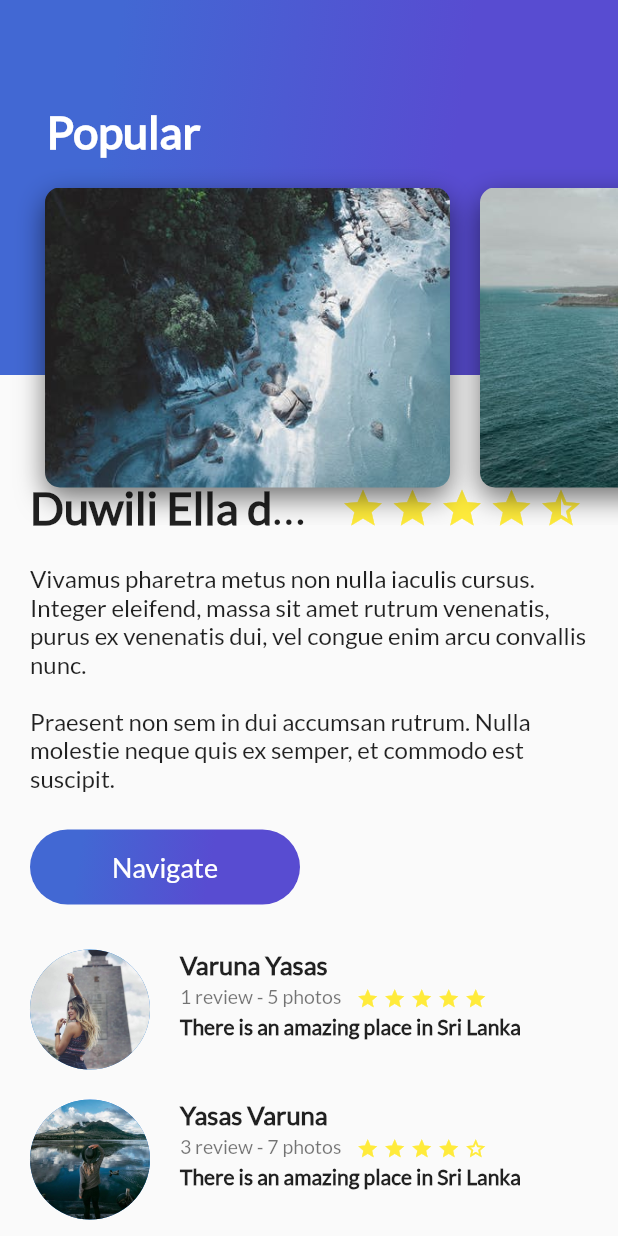
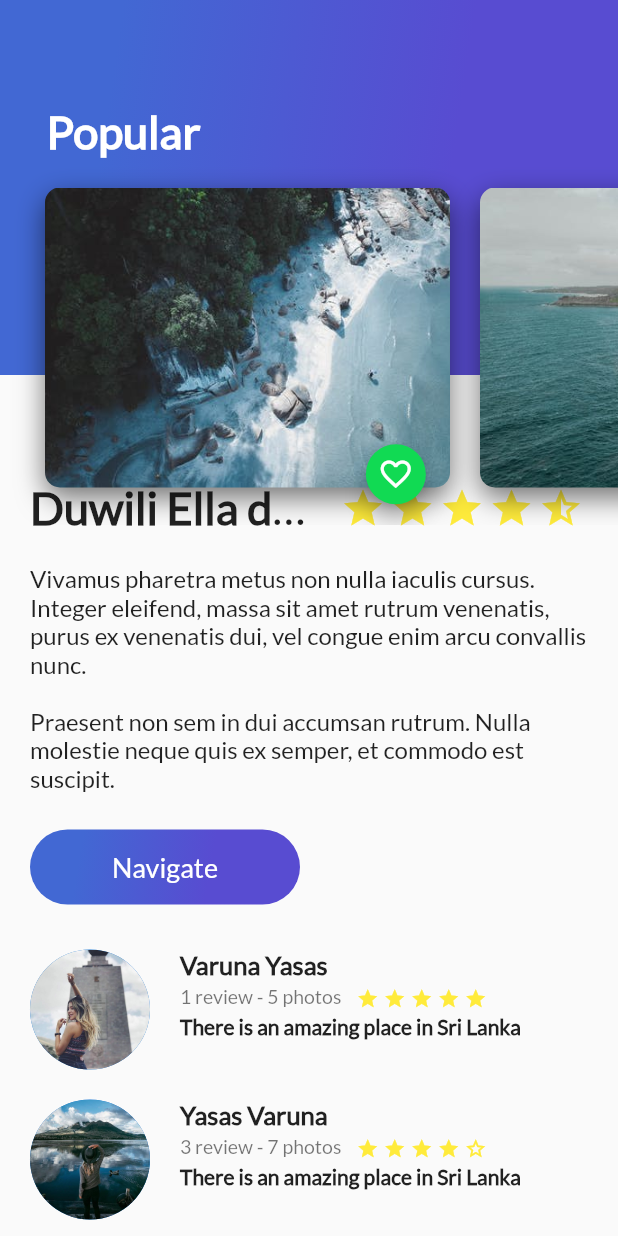
Before and after one commit to marcedroid/flutter_demo-travel, a Flutter app: the screen it shows after launch, on a phone screen of 412 x 824 dp. Run offline on Flutter 3.47's test engine with Material 2 defaults, Android fonts, the phone set to English and light mode, and no system bars.

Commit message:
Clase 32: Floating button

```diff
--- a/lib/card_image.dart
+++ b/lib/card_image.dart
@@ -1,4 +1,5 @@
 import 'package:flutter/material.dart';
+import 'heartButton.dart';
 
 class OwcCardImage extends StatelessWidget{
 
@@ -30,7 +31,13 @@ class OwcCardImage extends StatelessWidget{
       ),
     );
 
-    return oweCardImage;
+    return Stack(
+      alignment: Alignment(0.9, 1.2),
+      children: <Widget>[
+        oweCardImage,
+        OwcHeartButton()
+      ],
+    );
   }
 
 }
--- /dev/null
+++ b/lib/heartButton.dart
@@ -0,0 +1,33 @@
+import 'package:flutter/material.dart';
+
+class OwcHeartButton extends StatefulWidget {
+
+  @override
+  State<StatefulWidget> createState() {
+    return _OwcHeartButton();
+  }
+
+}
+
+class _OwcHeartButton extends State<OwcHeartButton> {
+
+  bool _isFav = false;
+
+  void oweOnPressed (){
+    setState(() {
+      _isFav = !this._isFav;
+    });
+  }
+
+  @override
+  Widget build(BuildContext context) {
+
+    return FloatingActionButton(
+      backgroundColor: Color(0xFF11DA53),
+      mini: true,
+      child: Icon(this._isFav?Icons.favorite:Icons.favorite_border),
+      onPressed: oweOnPressed,
+    );
+  }
+
+}
--- a/lib/main.dart
+++ b/lib/main.dart
@@ -11,6 +11,7 @@ class MyApp extends StatelessWidget {
 
   @override
   Widget build(BuildContext context) {
+
     return MaterialApp(
       title: 'Flutter Demo',
       theme: ThemeData(
@@ -18,6 +19,7 @@ class MyApp extends StatelessWidget {
       ),
       home: Scaffold(
         //appBar: AppBar(title: Text("Flutter")),
+        appBar: null,
         body: Stack(
           children: <Widget>[
             ListView(
```
